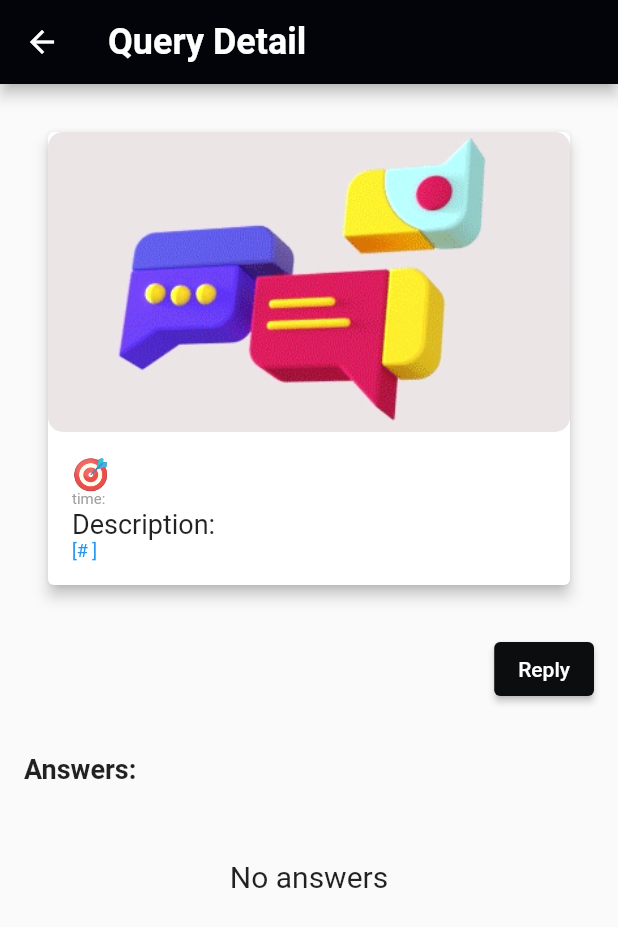
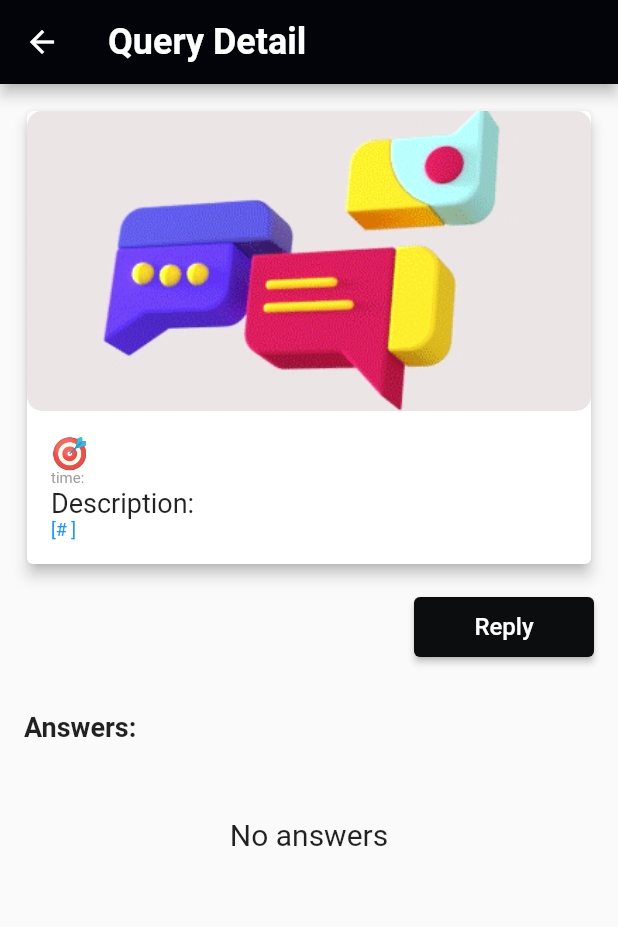
Before and after one commit to Harish3000/shades-app-flutter-project, a Flutter app: the ModuleDetailPage screen opened directly with empty values, on a phone screen of 412 x 824 dp. Shown: the top 927 px of the screen. Run offline on Flutter 3.47's test engine with Material 2 defaults, Android fonts, the phone set to English and light mode, and no system bars; our stand-ins replace cloud_firestore, firebase_auth, firebase_core, flutter_rating_bar; accounts and stored records are empty; Roboto replaces fonts that are missing (Montserrat).

Commit message:
Update querypage.dart

```diff
--- a/shades/lib/features/query_mgt/querypage.dart
+++ b/shades/lib/features/query_mgt/querypage.dart
@@ -72,7 +72,7 @@ class _ModuleDetailPageState extends State<ModuleDetailPage>
           children: [
             Card(
               elevation: 4,
-              margin: EdgeInsets.all(16),
+              margin: EdgeInsets.all(2),
               color: Colors.white,
               child: Column(
                 crossAxisAlignment: CrossAxisAlignment.start,
@@ -132,10 +132,14 @@ class _ModuleDetailPageState extends State<ModuleDetailPage>
                       });
                       _animationController.forward();
                     },
-                    child: Text('Reply'),
+                    child: Text(
+                      'Reply',
+                      style: TextStyle(fontSize: 16),
+                    ),
                     style: ButtonStyle(
                       backgroundColor: MaterialStateProperty.all(
                           const Color.fromARGB(255, 12, 13, 14)),
+                      minimumSize: MaterialStateProperty.all(Size(120, 40)),
                     ),
                   ),
                 ),
```
